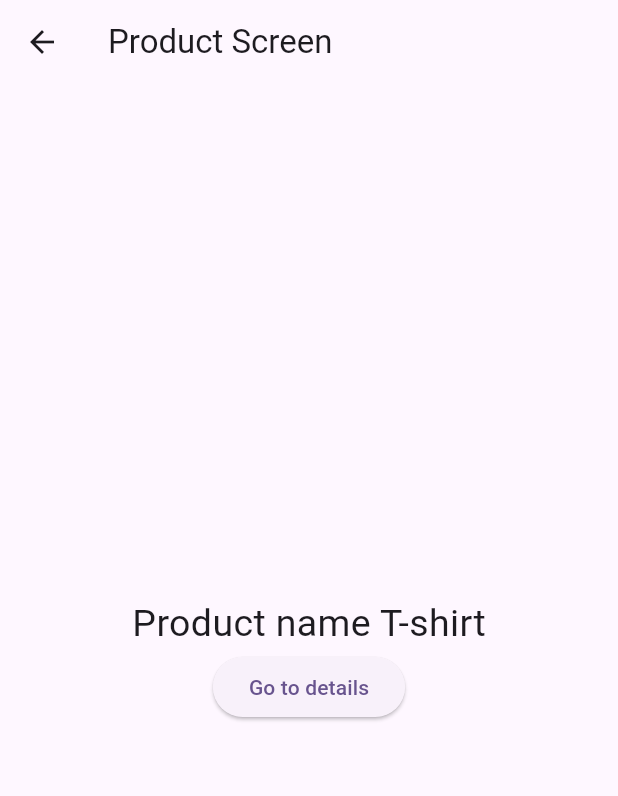
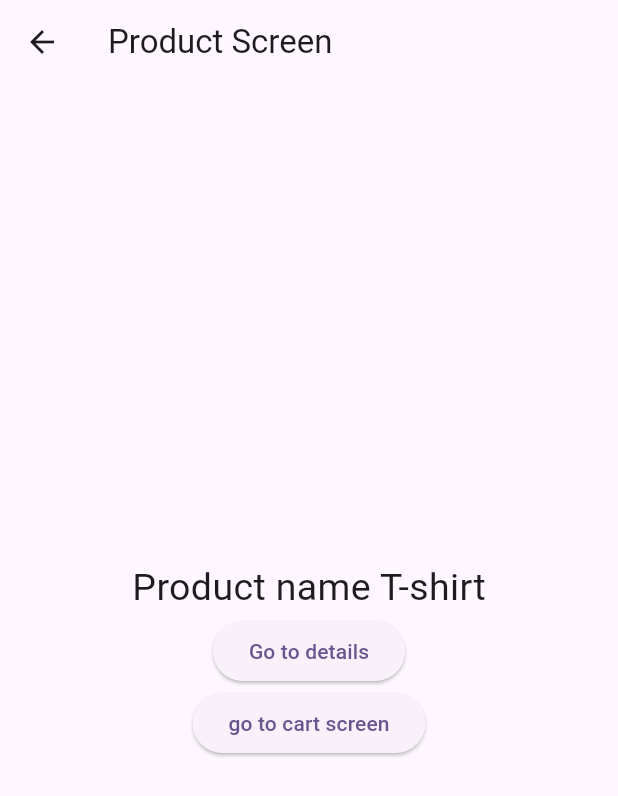
Before and after one commit to raihansikdar/go_router_tutorial, a Flutter app: the screen it shows after launch, after a tap on "Go to Product", on a phone screen of 412 x 824 dp. Shown: the top 796 px of the screen. Run offline on Flutter 3.47's test engine with Material 3 defaults, Android fonts, the phone set to English and light mode, and no system bars; our stand-ins replace go_router.

Commit message:
child route

```diff
--- a/lib/app_router/app_routing.dart
+++ b/lib/app_router/app_routing.dart
@@ -1,4 +1,5 @@
 import 'package:go_router/go_router.dart';
+import 'package:go_router_tutorial/cart_screen.dart';
 import 'package:go_router_tutorial/details_screen.dart';
 import 'package:go_router_tutorial/home_screen.dart';
 import 'package:go_router_tutorial/product_screen.dart';
@@ -8,14 +9,23 @@ class AppRouting{
     initialLocation: "/",
     debugLogDiagnostics: true,
       routes: [
+
         GoRoute(
             path: "/",
             builder: (context,state) => const HomeScreen(),
         ),
+
         GoRoute(
             path: "/product/:productName",
-            builder: (context,state)=> ProductScreen(productName: state.pathParameters['productName'] ?? '',)
+            builder: (context,state)=> ProductScreen(productName: state.pathParameters['productName'] ?? '',),
+          routes: [
+            GoRoute(
+                path: "cart",
+               builder: (context,state)=>CartScreen(productName: state.pathParameters['productName'] ?? '',)
+            )
+          ]
         ),
+
         GoRoute(
             path: "/details/:productId/:productName/:price",
             builder: (context,state){
@@ -28,7 +38,8 @@ class AppRouting{
                 price: double.parse(price),
               );
             }
-        )
+        ),
+
       ],
   );
 }
--- a/lib/product_screen.dart
+++ b/lib/product_screen.dart
@@ -1,6 +1,5 @@
 import 'package:flutter/material.dart';
 import 'package:go_router/go_router.dart';
-import 'package:go_router_tutorial/app_router/app_routing.dart';
 
 class ProductScreen extends StatelessWidget {
   final String productName;
@@ -18,7 +17,10 @@ class ProductScreen extends StatelessWidget {
             Text("Product name $productName",style: const TextStyle(fontSize: 25),),
             ElevatedButton(onPressed: (){
               context.push("/details/1001/$productName/1200.00");
-            }, child: const Text("Go to details"))
+            }, child: const Text("Go to details")),
+          ElevatedButton(onPressed: (){
+            context.push("/product/$productName/cart");
+          }, child: Text("go to cart screen"))
           ],
         ),
       ),
```
Also changed, not shown: lib/cart_screen.dart (added, +26 -0 lines).
